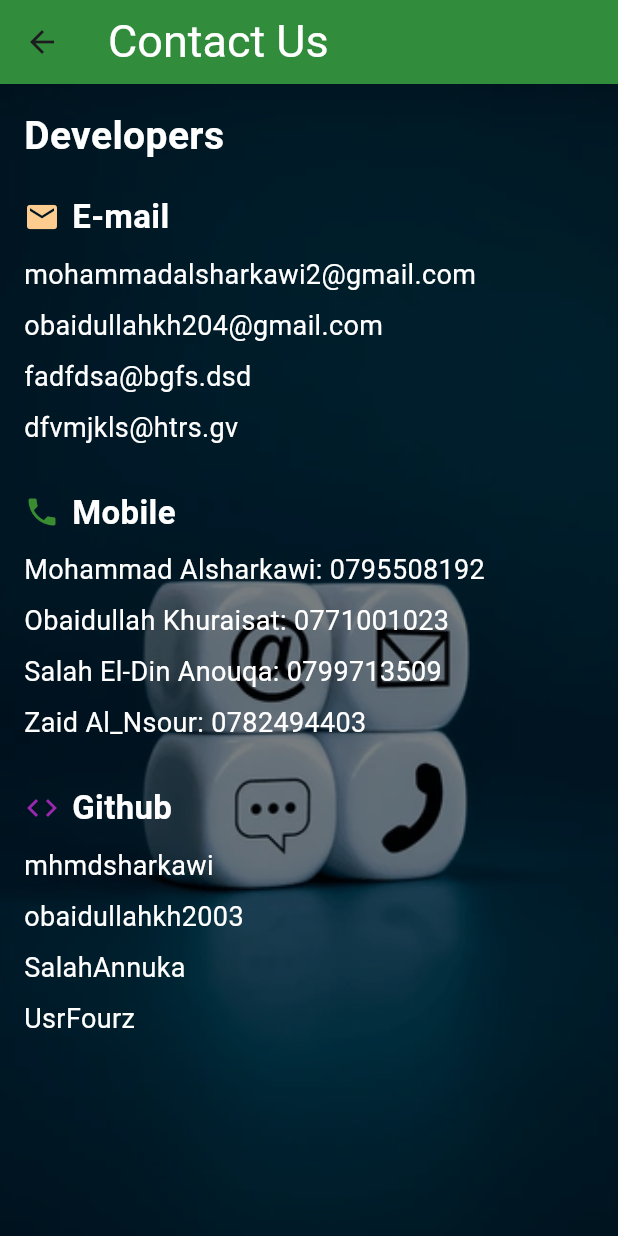
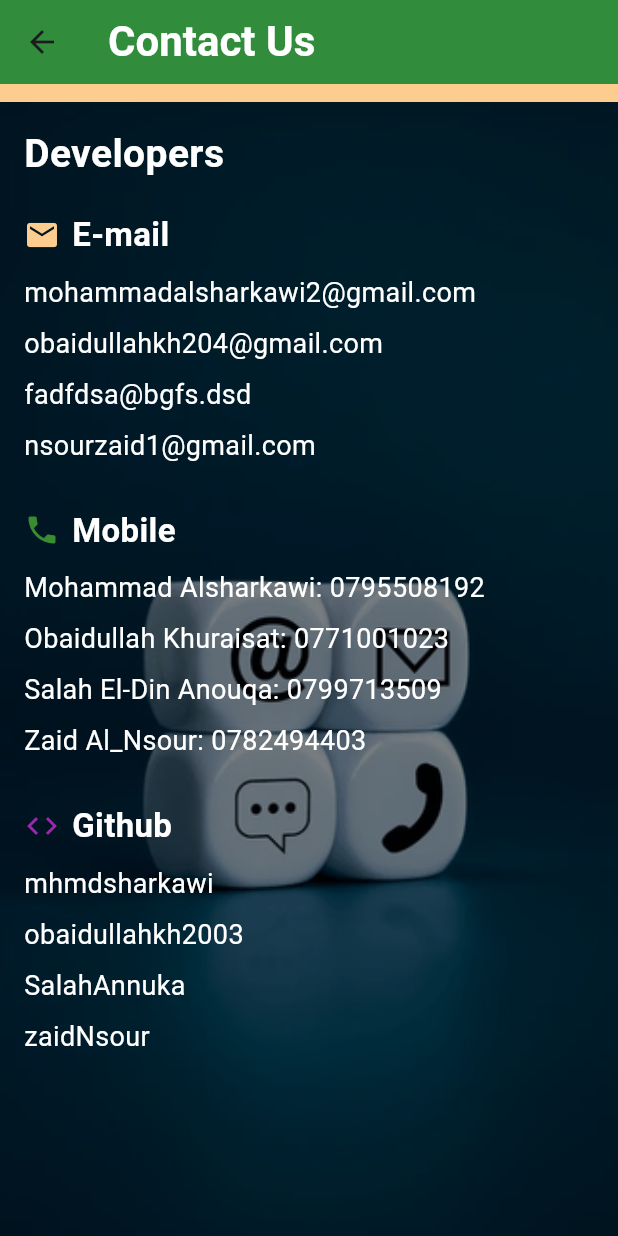
Before and after one commit to Mhmdsharkawi/Guidek, a Flutter app: the ContactUsPage screen opened directly, on a phone screen of 412 x 824 dp. Run offline on Flutter 3.47's test engine with Material 3 defaults, Android fonts, the phone set to English and light mode, and no system bars; our stand-ins replace carousel_slider, dash_chat_2, email_validator, flutter_gemini, flutter_svg, google_fonts and 2 more; accounts and stored records are empty; Roboto replaces fonts that are missing (Acumin Variable Concept).

Commit message:
Update Contact_Us.dart

```diff
--- a/lib/Annoncement_page/Contact_Us.dart
+++ b/lib/Annoncement_page/Contact_Us.dart
@@ -10,18 +10,18 @@ class ContactUsPage extends StatelessWidget {
           'Contact Us',
           style: TextStyle(
             fontFamily: 'Acumin Variable Concept',
-            fontSize: 30,
-            fontWeight: FontWeight.normal,
+            fontSize: 28,
+            fontWeight: FontWeight.bold,
             color: Colors.white,
           ),
         ),
       ),
       body: Container(
         width: double.infinity,
-        height: double.infinity,  // Ensures the container covers the full height
+        height: double.infinity,
         decoration: BoxDecoration(
           image: DecorationImage(
-            image: AssetImage('assets/contact-us.jpg'), // استبدل بمسار الصورة الفعلي
+            image: AssetImage('assets/contact-us.jpg'),
             fit: BoxFit.cover,
             colorFilter: ColorFilter.mode(
               Colors.black.withOpacity(0.5),
@@ -29,6 +29,13 @@ class ContactUsPage extends StatelessWidget {
             ),
           ),
         ),
+        child: Column(
+          children: [
+            Container(
+              height: 12,
+              color: Color(0xFFFDCD90),
+            ),
+            Expanded(
               child: Padding(
                 padding: EdgeInsets.all(16.0),
                 child: Column(
@@ -50,9 +57,9 @@ class ContactUsPage extends StatelessWidget {
                         'mohammadalsharkawi2@gmail.com',
                         'obaidullahkh204@gmail.com',
                         'fadfdsa@bgfs.dsd',
-                  'dfvmjkls@htrs.gv',
+                        'nsourzaid1@gmail.com',
                       ],
-                Color(0xFFfdcd90), // Yellow color
+                      Color(0xFFfdcd90),
                     ),
                     SizedBox(height: 20),
                     _buildInfoSection(
@@ -64,7 +71,7 @@ class ContactUsPage extends StatelessWidget {
                         'Salah El-Din Anouqa: 0799713509',
                         'Zaid Al_Nsour: 0782494403',
                       ],
-                Color(0xff3a8c31), // Green color
+                      Color(0xff3a8c31),
                     ),
                     SizedBox(height: 20),
                     _buildInfoSection(
@@ -74,12 +81,15 @@ class ContactUsPage extends StatelessWidget {
                         'mhmdsharkawi',
                         'obaidullahkh2003',
                         'SalahAnnuka',
-                  'UsrFourz',
+                        'zaidNsour',
                       ],
-                Color(0xFF9C27B0), // Purple color
+                      Color(0xFF9C27B0),
                     ),
                   ],
                 ),
+              ),
+            ),
+          ],
         ),
       ),
     );
```
Lines whose indentation alone changed are shown as unchanged.
